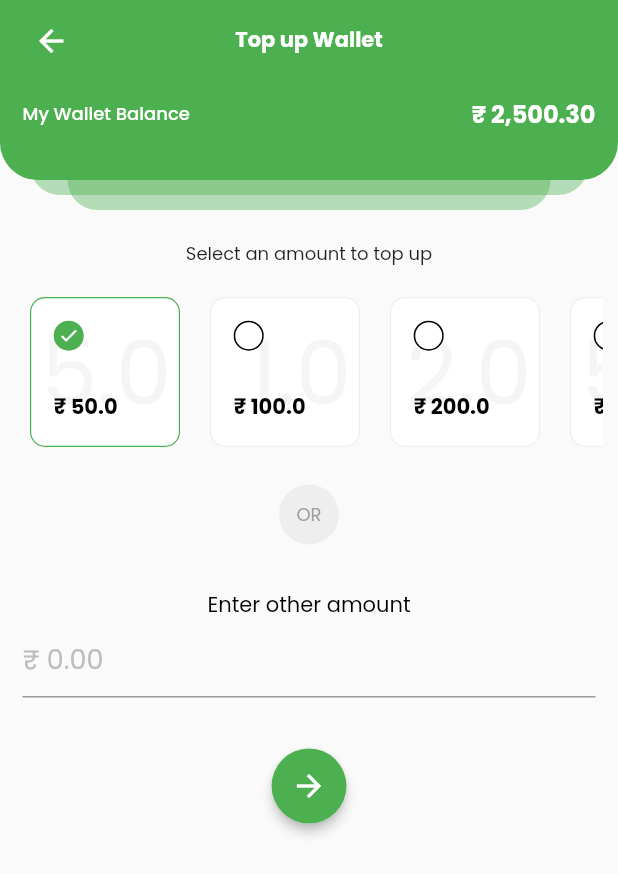
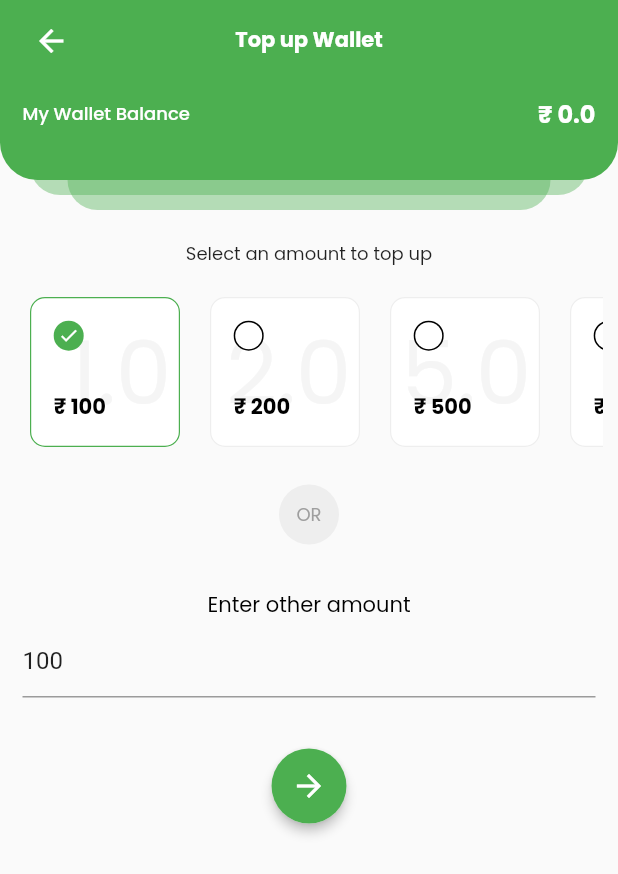
Before and after one commit to vinayvinu9876/NivishkaApp, a Flutter app: the TopUpWallet screen opened by its route, on a phone screen of 412 x 824 dp. Shown: the top 874 px of the screen. Run offline on Flutter 3.47's test engine with Material 2 defaults, Android fonts, the phone set to English and light mode, and no system bars; our stand-ins replace cloud_firestore, cloud_functions, device_preview, firebase_auth, firebase_core, font_awesome_flutter and 11 more; missing offline and left inert: geocoder, razorpay_flutter; accounts and stored records are empty; network calls fail.

Commit message:
after wallet transactions

```diff
--- a/lib/TopUpWallet/index.dart
+++ b/lib/TopUpWallet/index.dart
@@ -1,5 +1,8 @@
 import 'package:flutter/material.dart';
 import 'package:nivishka_android/util/index.dart';
+import "../Wallet/WalletModel.dart";
+import 'package:provider/provider.dart';
+import 'TopUpWalletModel.dart';
 
 class TopUpWallet extends StatefulWidget {
   @override
@@ -7,6 +10,16 @@
 }
 
 class _TopUpWallet extends State<TopUpWallet> {
+  TextEditingController input = new TextEditingController();
+
+  @override
+  void initState() {
+    super.initState();
+    var walletModel = Provider.of<WalletModel>(context, listen: false);
+    WidgetsBinding.instance
+        .addPostFrameCallback((_) => walletModel.getWalletData());
+  }
+
   @override
   Widget build(BuildContext context) {
     double height = MediaQuery.of(context).size.height;
@@ -38,11 +51,6 @@
                       child:
                           ListView(scrollDirection: Axis.horizontal, children: [
                         rechargeAmountSelect(
-                          isActive: true,
-                          displayNo: 5,
-                          cost: 50,
-                        ),
-                        rechargeAmountSelect(
                           displayNo: 1,
                           cost: 100,
                         ),
@@ -53,6 +61,10 @@
                         rechargeAmountSelect(
                           displayNo: 5,
                           cost: 500,
+                        ),
+                        rechargeAmountSelect(
+                          displayNo: 1,
+                          cost: 1000,
                         ),
                       ])),
                   Container(
@@ -66,7 +78,30 @@
                                       style: GoogleFonts.poppins(
                                           fontSize: 12,
                                           color: Colors.grey[500])))))),
-                  Container(
+                  customEnterAmount()
+                ]))));
+  }
+
+  Widget customEnterAmount() {
+    var topUpWalletModel = Provider.of<TopUpWalletModel>(context);
+
+    input.text = topUpWalletModel.topUpValue == null
+        ? ""
+        : topUpWalletModel.topUpValue.toString();
+    if (input.text != null)
+      input.selection =
+          TextSelection.fromPosition(TextPosition(offset: input.text.length));
+
+    void onChange(String txt) {
+      if (txt == null) {
+        topUpWalletModel.setTopUpValue(null);
+        return;
+      }
+      double val = double.parse(txt);
+      topUpWalletModel.setTopUpValue(val.toInt());
+    }
+
+    return Container(
         padding: EdgeInsets.all(15),
         child: Column(
             mainAxisAlignment: MainAxisAlignment.start,
@@ -79,13 +114,20 @@
                   )),
               Container(
                   child: TextField(
+                      controller: input,
+                      onChanged: onChange,
+                      keyboardType: TextInputType.number,
                       decoration: InputDecoration(
+                          errorText: topUpWalletModel.errorMessage,
                           hintText: "₹ 0.00",
                           hintStyle: GoogleFonts.poppins(
-                                            color: Colors.grey[400],
-                                            fontSize: 18)))),
+                              color: Colors.grey[400], fontSize: 18)))),
               SizedBox(height: 30),
-                            Card(
+              InkWell(
+                  onTap: () {
+                    topUpWalletModel.addMoneyToWallet();
+                  },
+                  child: Card(
                       elevation: 3,
                       shape: RoundedRectangleBorder(
                         borderRadius: BorderRadius.circular(25),
@@ -94,19 +136,32 @@
                           radius: 25,
                           backgroundColor: Colors.green,
                           child: Center(
-                                        child: Icon(
+                              child: topUpWalletModel.isLoading
+                                  ? CircularProgressIndicator(
+                                      valueColor:
+                                          new AlwaysStoppedAnimation<Color>(
+                                              Colors.white))
+                                  : Icon(
                                       Icons.arrow_forward,
                                       color: Colors.white,
-                                    ))))
-                          ])),
-                ]))));
+                                    )))))
+            ]));
   }
 
   Widget rechargeAmountSelect(
-      {bool isActive = false,
-      @required double displayNo,
-      @required double cost}) {
-    return Container(
+      {@required double displayNo, @required int cost}) {
+    bool isActive = false;
+
+    var topUpWalletModel = Provider.of<TopUpWalletModel>(context);
+
+    if (topUpWalletModel.topUpValue == cost) {
+      isActive = true;
+    }
+    return InkWell(
+        onTap: () {
+          topUpWalletModel.setTopUpValue(cost);
+        },
+        child: Container(
             height: 120,
             width: 100,
             margin: EdgeInsets.only(left: 10, right: 10),
@@ -143,7 +198,8 @@
                                 isActive ? Colors.green[500] : Colors.black,
                             child: Center(
                               child: isActive
-                              ? Icon(Icons.done, size: 14, color: Colors.white)
+                                  ? Icon(Icons.done,
+                                      size: 14, color: Colors.white)
                                   : CircleAvatar(
                                       radius: 9,
                                       backgroundColor: Colors.white,
@@ -155,10 +211,11 @@
                                 fontSize: 14,
                                 fontWeight: FontWeight.bold))
                       ]))
-        ]));
+            ])));
   }
 
   Widget topBar() {
+    var walletModel = Provider.of<WalletModel>(context);
     double width = MediaQuery.of(context).size.width;
     return Container(
         child: Stack(children: [
@@ -228,7 +285,8 @@
                                       fontWeight: FontWeight.w500,
                                     )),
                               ])),
-                          Text("₹ 2,500.30",
+                          Text(
+                              "₹ ${walletModel.walletData == null ? "NA" : walletModel.walletData["wallet_balance"] / 100}",
                               style: GoogleFonts.poppins(
                                 fontSize: 16,
                                 color: Colors.white,
```
Also changed, not shown: lib/Message/index.dart (+10 -2 lines), lib/Signup/index.dart (+14 -10 lines), lib/TopUpWallet/TopUpWalletModel.dart (added, +93 -0 lines), lib/Wallet/WalletModel.dart (added, +96 -0 lines), lib/Wallet/index.dart (+52 -38 lines), lib/main.dart (+5 -3 lines), lib/PromoDescription/PromoDescriptionModel.dart (added), 1 other file. Lines whose indentation alone changed are shown as unchanged.
